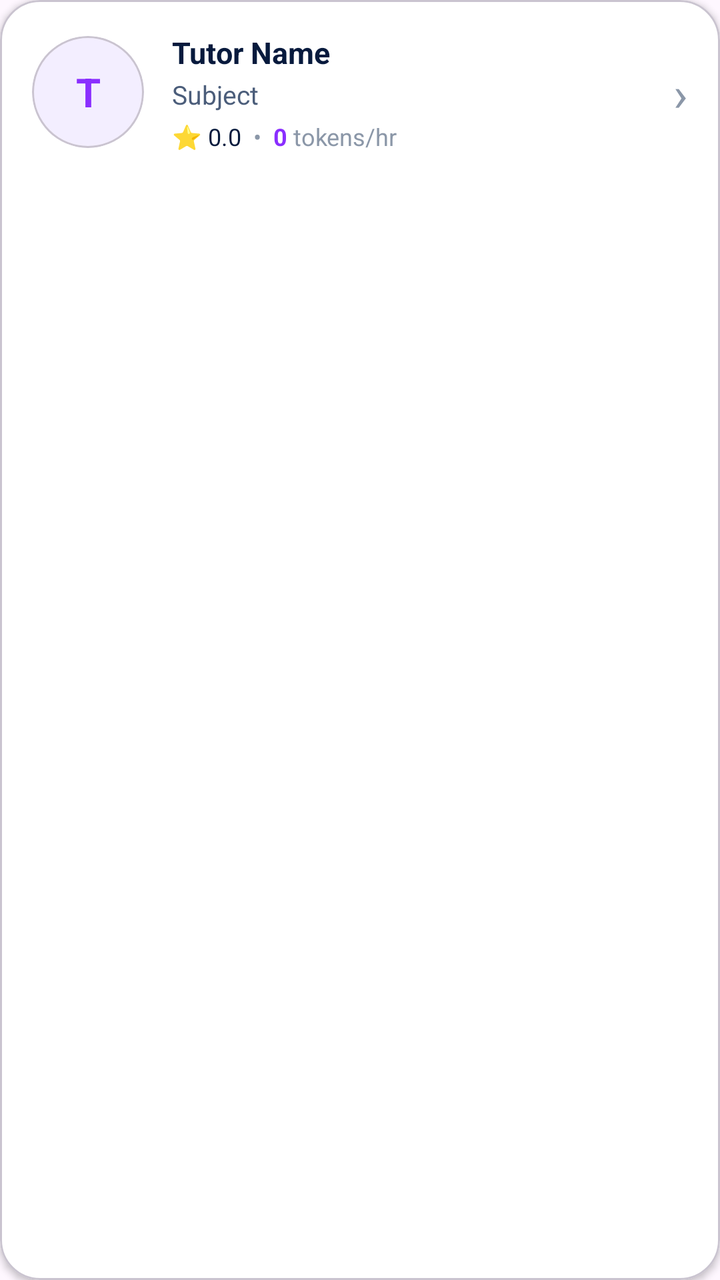
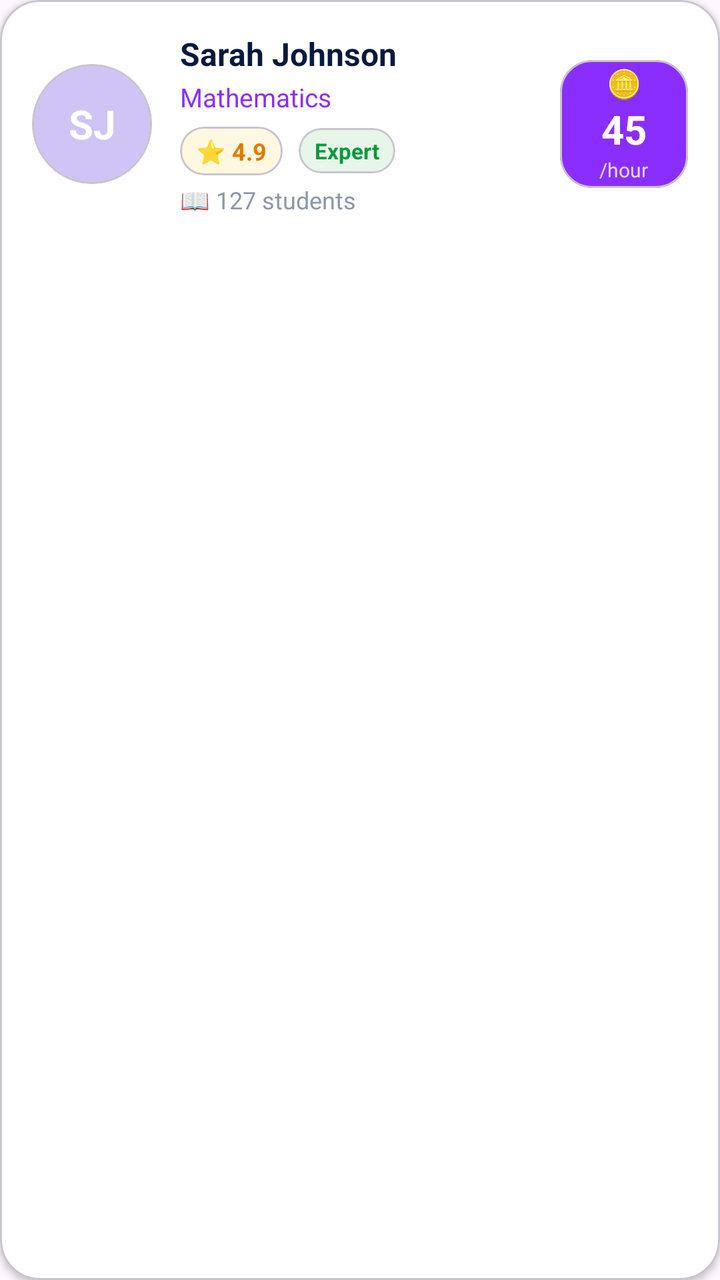

An Android layout rendered at two revisions. The XML below is the earlier revision; the diff shows what the commit changed to produce the second picture.
<!-- AndroidManifest.xml: application theme Theme.PeerTutoringApollo -->
<!-- res/layout/item_tutor.xml -->
<?xml version="1.0" encoding="utf-8"?>
<com.google.android.material.card.MaterialCardView
    xmlns:android="http://schemas.android.com/apk/res/android"
    xmlns:app="http://schemas.android.com/apk/res-auto"
    android:layout_width="match_parent" android:layout_height="wrap_content"
    android:layout_marginBottom="12dp"
    app:cardCornerRadius="20dp" app:cardBackgroundColor="#FFFFFF" app:cardElevation="2dp"
    android:clickable="true" android:focusable="true">

    <LinearLayout android:layout_width="match_parent" android:layout_height="wrap_content"
        android:orientation="horizontal" android:gravity="center_vertical" android:padding="16dp">

        
        <com.google.android.material.card.MaterialCardView
            android:layout_width="56dp" android:layout_height="56dp" android:layout_marginEnd="14dp"
            app:cardCornerRadius="28dp" app:cardBackgroundColor="#F3EEFF" app:cardElevation="0dp">
            <TextView android:id="@+id/tvTutorInitials"
                android:layout_width="match_parent" android:layout_height="match_parent"
                android:gravity="center" android:text="T" android:textColor="#8A2EFF"
                android:textSize="20sp" android:textStyle="bold"/>
        </com.google.android.material.card.MaterialCardView>

        
        <LinearLayout android:layout_width="0dp" android:layout_height="wrap_content"
            android:layout_weight="1" android:orientation="vertical">
            <LinearLayout android:layout_width="wrap_content" android:layout_height="wrap_content"
                android:orientation="horizontal" android:gravity="center_vertical">
                <TextView android:id="@+id/tvTutorName"
                    android:layout_width="wrap_content" android:layout_height="wrap_content"
                    android:text="Tutor Name" android:textColor="#071A3D"
                    android:textSize="15sp" android:textStyle="bold"/>
                <com.google.android.material.card.MaterialCardView android:id="@+id/badgeVerified"
                    android:layout_width="wrap_content" android:layout_height="20dp"
                    android:layout_marginStart="8dp" android:visibility="gone"
                    app:cardCornerRadius="10dp" app:cardBackgroundColor="#EAF9EE" app:cardElevation="0dp">
                    <TextView android:layout_width="wrap_content" android:layout_height="match_parent"
                        android:gravity="center" android:text="✓ Verified" android:textColor="#00C853"
                        android:textSize="10sp" android:paddingHorizontal="8dp"/>
                </com.google.android.material.card.MaterialCardView>
            </LinearLayout>
            <TextView android:id="@+id/tvTutorSubjects"
                android:layout_width="wrap_content" android:layout_height="wrap_content"
                android:text="Subject" android:textColor="#4B5D7A" android:textSize="13sp"
                android:layout_marginTop="2dp"/>
            <LinearLayout android:layout_width="wrap_content" android:layout_height="wrap_content"
                android:orientation="horizontal" android:layout_marginTop="4dp">
                <TextView android:id="@+id/tvRating"
                    android:layout_width="wrap_content" android:layout_height="wrap_content"
                    android:text="⭐ 0.0" android:textColor="#071A3D" android:textSize="12sp"/>
                <TextView android:layout_width="wrap_content" android:layout_height="wrap_content"
                    android:text="  •  " android:textColor="#8B97A8" android:textSize="12sp"/>
                <TextView android:id="@+id/tvTutorRate"
                    android:layout_width="wrap_content" android:layout_height="wrap_content"
                    android:text="0" android:textColor="#8A2EFF" android:textSize="12sp" android:textStyle="bold"/>
                <TextView android:layout_width="wrap_content" android:layout_height="wrap_content"
                    android:text=" tokens/hr" android:textColor="#8B97A8" android:textSize="12sp"/>
            </LinearLayout>
        </LinearLayout>

        
        <TextView android:layout_width="wrap_content" android:layout_height="wrap_content"
            android:text="›" android:textColor="#8B97A8" android:textSize="24sp"/>
    </LinearLayout>
</com.google.android.material.card.MaterialCardView>
<!-- resources referenced by this layout -->
<resources>
  <style name="Theme.PeerTutoringApollo" parent="Base.Theme.PeerTutoringApollo" />
  <style name="Base.Theme.PeerTutoringApollo" parent="Theme.Material3.DayNight.NoActionBar">
          
          
      </style>
</resources>

<!-- the commit's change to res/layout/item_tutor.xml (unified diff, before → after) -->
@@ -1,64 +1,72 @@
 <?xml version="1.0" encoding="utf-8"?>
-<com.google.android.material.card.MaterialCardView
-    xmlns:android="http://schemas.android.com/apk/res/android"
+<com.google.android.material.card.MaterialCardView xmlns:android="http://schemas.android.com/apk/res/android"
     xmlns:app="http://schemas.android.com/apk/res-auto"
-    android:layout_width="match_parent" android:layout_height="wrap_content"
-    android:layout_marginBottom="12dp"
-    app:cardCornerRadius="20dp" app:cardBackgroundColor="#FFFFFF" app:cardElevation="2dp"
-    android:clickable="true" android:focusable="true">
+    android:layout_width="match_parent"
+    android:layout_height="wrap_content"
+    android:layout_marginBottom="14dp"
+    app:cardCornerRadius="20dp"
+    app:cardBackgroundColor="#FFFFFF"
+    app:cardElevation="2dp">
 
-    <LinearLayout android:layout_width="match_parent" android:layout_height="wrap_content"
-        android:orientation="horizontal" android:gravity="center_vertical" android:padding="16dp">
+    <LinearLayout
+        android:layout_width="match_parent"
+        android:layout_height="wrap_content"
+        android:orientation="horizontal"
+        android:gravity="center_vertical"
+        android:padding="16dp">
 
-        
-        <com.google.android.material.card.MaterialCardView
-            android:layout_width="56dp" android:layout_height="56dp" android:layout_marginEnd="14dp"
-            app:cardCornerRadius="28dp" app:cardBackgroundColor="#F3EEFF" app:cardElevation="0dp">
-            <TextView android:id="@+id/tvTutorInitials"
-                android:layout_width="match_parent" android:layout_height="match_parent"
-                android:gravity="center" android:text="T" android:textColor="#8A2EFF"
-                android:textSize="20sp" android:textStyle="bold"/>
-        </com.google.android.material.card.MaterialCardView>
+        <FrameLayout android:layout_width="60dp" android:layout_height="60dp" android:layout_marginEnd="14dp">
+            <com.google.android.material.card.MaterialCardView
+                android:layout_width="60dp" android:layout_height="60dp"
+                app:cardCornerRadius="30dp" app:cardBackgroundColor="#D0C4F7"
+                app:cardElevation="0dp">
+                <FrameLayout android:layout_width="match_parent" android:layout_height="match_parent">
+                    <TextView
+                        android:id="@+id/tvTutorInitials"
+                        android:layout_width="match_parent" android:layout_height="match_parent"
+                        android:gravity="center" android:text="SJ" android:textColor="#FFFFFF"
+                        android:textSize="20sp" android:textStyle="bold" />
+                    <ImageView
+                        android:id="@+id/ivTutorPhoto"
+                        android:layout_width="match_parent" android:layout_height="match_parent"
+                        android:scaleType="centerCrop" android:visibility="gone"
+                        android:contentDescription="Tutor photo"/>
+                </FrameLayout>
+            </com.google.android.material.card.MaterialCardView>
+            <com.google.android.material.card.MaterialCardView
+                android:id="@+id/badgeVerified"
+                android:layout_width="20dp" android:layout_height="20dp"
+                android:layout_gravity="bottom|end" app:cardCornerRadius="10dp"
+                app:cardBackgroundColor="#0062FF" app:cardElevation="0dp"
+                android:visibility="gone">
+                <TextView android:layout_width="match_parent" android:layout_height="match_parent" android:gravity="center" android:text="✓" android:textColor="#FFFFFF" android:textSize="10sp" android:textStyle="bold" />
+            </com.google.android.material.card.MaterialCardView>
+        </FrameLayout>
 
-        
-        <LinearLayout android:layout_width="0dp" android:layout_height="wrap_content"
-            android:layout_weight="1" android:orientation="vertical">
-            <LinearLayout android:layout_width="wrap_content" android:layout_height="wrap_content"
-                android:orientation="horizontal" android:gravity="center_vertical">
-                <TextView android:id="@+id/tvTutorName"
-                    android:layout_width="wrap_content" android:layout_height="wrap_content"
-                    android:text="Tutor Name" android:textColor="#071A3D"
-                    android:textSize="15sp" android:textStyle="bold"/>
-                <com.google.android.material.card.MaterialCardView android:id="@+id/badgeVerified"
-                    android:layout_width="wrap_content" android:layout_height="20dp"
-                    android:layout_marginStart="8dp" android:visibility="gone"
-                    app:cardCornerRadius="10dp" app:cardBackgroundColor="#EAF9EE" app:cardElevation="0dp">
-                    <TextView android:layout_width="wrap_content" android:layout_height="match_parent"
-                        android:gravity="center" android:text="✓ Verified" android:textColor="#00C853"
-                        android:textSize="10sp" android:paddingHorizontal="8dp"/>
+        <LinearLayout android:layout_width="0dp" android:layout_height="wrap_content" android:layout_weight="1" android:orientation="vertical">
+            <TextView android:id="@+id/tvTutorName" android:layout_width="wrap_content" android:layout_height="wrap_content" android:text="Sarah Johnson" android:textColor="#071A3D" android:textSize="16sp" android:textStyle="bold" />
+            <TextView android:id="@+id/tvTutorSubjects" android:layout_width="wrap_content" android:layout_height="wrap_content" android:text="Mathematics" android:textColor="#8A2EFF" android:textSize="13sp" android:layout_marginTop="2dp" />
+
+            <LinearLayout android:layout_width="wrap_content" android:layout_height="wrap_content" android:orientation="horizontal" android:gravity="center_vertical" android:layout_marginTop="6dp">
+                <com.google.android.material.card.MaterialCardView android:layout_width="wrap_content" android:layout_height="wrap_content" android:layout_marginEnd="8dp" app:cardCornerRadius="12dp" app:cardBackgroundColor="#FFF8E1" app:cardElevation="0dp">
+                    <LinearLayout android:layout_width="wrap_content" android:layout_height="wrap_content" android:orientation="horizontal" android:gravity="center_vertical" android:paddingHorizontal="8dp" android:paddingVertical="4dp">
+                        <TextView android:id="@+id/tvRating" android:layout_width="wrap_content" android:layout_height="wrap_content" android:text="⭐ 4.9" android:textColor="#E07B00" android:textSize="12sp" android:textStyle="bold" />
+                    </LinearLayout>
+                </com.google.android.material.card.MaterialCardView>
+                <com.google.android.material.card.MaterialCardView android:layout_width="wrap_content" android:layout_height="wrap_content" app:cardCornerRadius="12dp" app:cardBackgroundColor="#E8F5E9" app:cardElevation="0dp">
+                    <TextView android:id="@+id/tvTutorLevel" android:layout_width="wrap_content" android:layout_height="wrap_content" android:paddingHorizontal="8dp" android:paddingVertical="4dp" android:text="Expert" android:textColor="#089A3C" android:textSize="11sp" android:textStyle="bold" />
                 </com.google.android.material.card.MaterialCardView>
             </LinearLayout>
-            <TextView android:id="@+id/tvTutorSubjects"
-                android:layout_width="wrap_content" android:layout_height="wrap_content"
-                android:text="Subject" android:textColor="#4B5D7A" android:textSize="13sp"
-                android:layout_marginTop="2dp"/>
-            <LinearLayout android:layout_width="wrap_content" android:layout_height="wrap_content"
-                android:orientation="horizontal" android:layout_marginTop="4dp">
-                <TextView android:id="@+id/tvRating"
-                    android:layout_width="wrap_content" android:layout_height="wrap_content"
-                    android:text="⭐ 0.0" android:textColor="#071A3D" android:textSize="12sp"/>
-                <TextView android:layout_width="wrap_content" android:layout_height="wrap_content"
-                    android:text="  •  " android:textColor="#8B97A8" android:textSize="12sp"/>
-                <TextView android:id="@+id/tvTutorRate"
-                    android:layout_width="wrap_content" android:layout_height="wrap_content"
-                    android:text="0" android:textColor="#8A2EFF" android:textSize="12sp" android:textStyle="bold"/>
-                <TextView android:layout_width="wrap_content" android:layout_height="wrap_content"
-                    android:text=" tokens/hr" android:textColor="#8B97A8" android:textSize="12sp"/>
-            </LinearLayout>
+
+            <TextView android:id="@+id/tvStudentCount" android:layout_width="wrap_content" android:layout_height="wrap_content" android:text="📖 127 students" android:textColor="#8B97A8" android:textSize="12sp" android:layout_marginTop="4dp" />
         </LinearLayout>
 
-        
-        <TextView android:layout_width="wrap_content" android:layout_height="wrap_content"
-            android:text="›" android:textColor="#8B97A8" android:textSize="24sp"/>
+        <com.google.android.material.card.MaterialCardView android:layout_width="64dp" android:layout_height="64dp" app:cardCornerRadius="16dp" app:cardBackgroundColor="#8A2EFF" app:cardElevation="0dp">
+            <LinearLayout android:layout_width="match_parent" android:layout_height="match_parent" android:orientation="vertical" android:gravity="center">
+                <TextView android:layout_width="wrap_content" android:layout_height="wrap_content" android:text="🪙" android:textSize="14sp" />
+                <TextView android:id="@+id/tvTutorRate" android:layout_width="wrap_content" android:layout_height="wrap_content" android:text="45" android:textColor="#FFFFFF" android:textSize="20sp" android:textStyle="bold" />
+                <TextView android:layout_width="wrap_content" android:layout_height="wrap_content" android:text="/hour" android:textColor="#CCFFFFFF" android:textSize="10sp" />
+            </LinearLayout>
+        </com.google.android.material.card.MaterialCardView>
     </LinearLayout>
 </com.google.android.material.card.MaterialCardView>
